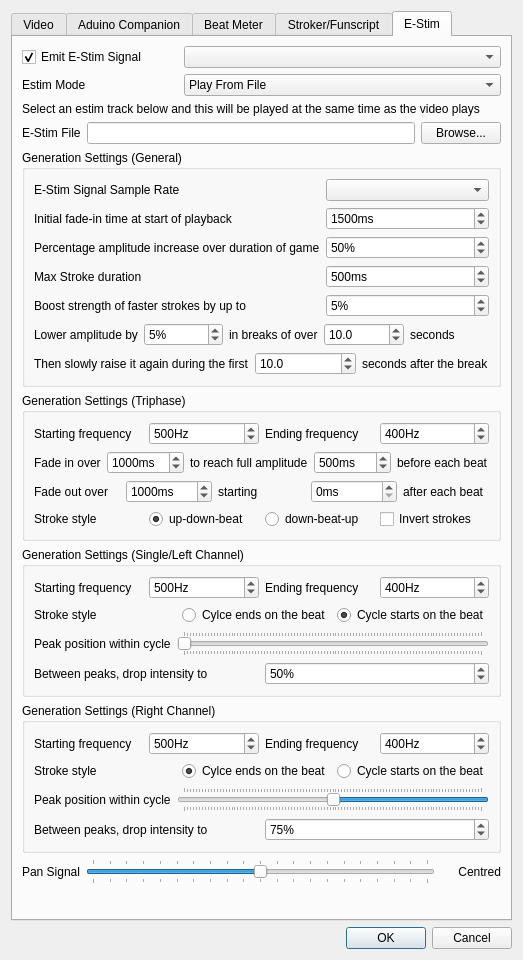
Before: the Qt Designer form optionsdialog.ui in memmaa/cock-heroine, drawn with Qt 5.
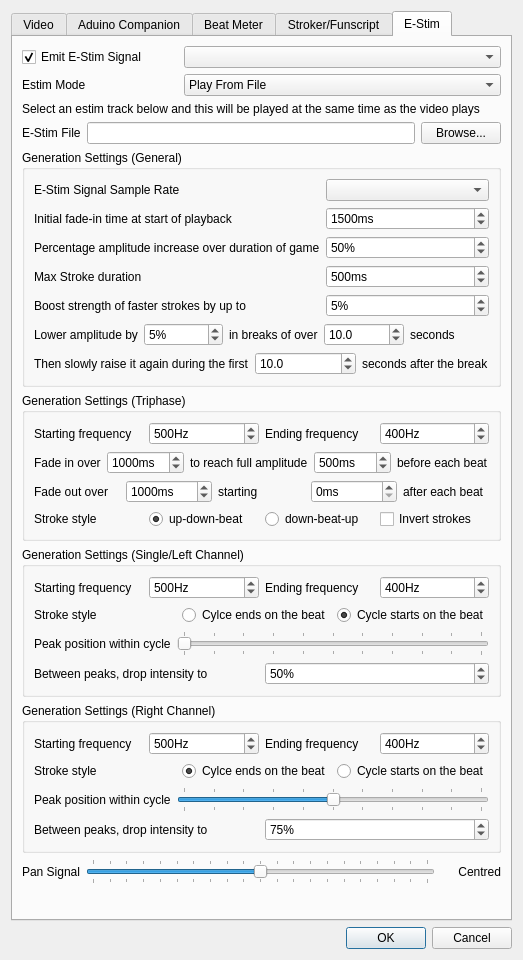
After: the same form once the commit is applied.

Patch:
```diff
--- a/optionsdialog.ui
+++ b/optionsdialog.ui
@@ -889,22 +889,22 @@
               </property>
              </widget>
             </item>
-            <item>
-             <widget class="QRadioButton" name="estimRightChannelCycleStartsOnBeatRadioButton">
-              <property name="toolTip">
-               <string>A full up-and-down stroke is timed so that it finishes on the beat. It will pause at the bottom of the stroke if there is no beat shortly after.</string>
-              </property>
-              <property name="text">
-               <string>Cylce ends on the beat</string>
-              </property>
-              <property name="checked">
-               <bool>true</bool>
-              </property>
-             </widget>
-            </item>
             <item>
              <widget class="QRadioButton" name="estimRightChannelCycleEndsOnBeatRadioButton">
               <property name="toolTip">
+               <string>A full up-and-down stroke is timed so that it finishes on the beat. It will pause at the bottom of the stroke if there is no beat shortly after.</string>
+              </property>
+              <property name="text">
+               <string>Cylce ends on the beat</string>
+              </property>
+              <property name="checked">
+               <bool>true</bool>
+              </property>
+             </widget>
+            </item>
+            <item>
+             <widget class="QRadioButton" name="estimRightChannelCycleStartsOnBeatRadioButton">
+              <property name="toolTip">
                <string>A full down-and-up stroke is timed so that the bottom of the stroke falls on the beat. After the up-stroke, it will pause at the top of the stroke if there is no beat shortly after.</string>
               </property>
               <property name="text">
@@ -1049,12 +1049,12 @@
               <property name="orientation">
                <enum>Qt::Horizontal</enum>
               </property>
-              <property name="invertedAppearance">
-               <bool>true</bool>
-              </property>
               <property name="tickPosition">
                <enum>QSlider::TicksBothSides</enum>
               </property>
+              <property name="tickInterval">
+               <number>10</number>
+              </property>
              </widget>
             </item>
            </layout>
@@ -1744,22 +1744,22 @@
               </property>
              </widget>
             </item>
-            <item>
-             <widget class="QRadioButton" name="estimLeftChannelCycleStartsOnBeatRadioButton">
-              <property name="toolTip">
-               <string>A full up-and-down stroke is timed so that it finishes on the beat. It will pause at the bottom of the stroke if there is no beat shortly after.</string>
-              </property>
-              <property name="text">
-               <string>Cylce ends on the beat</string>
-              </property>
-              <property name="checked">
-               <bool>false</bool>
-              </property>
-             </widget>
-            </item>
             <item>
              <widget class="QRadioButton" name="estimLeftChannelCycleEndsOnBeatRadioButton">
               <property name="toolTip">
+               <string>A full up-and-down stroke is timed so that it finishes on the beat. It will pause at the bottom of the stroke if there is no beat shortly after.</string>
+              </property>
+              <property name="text">
+               <string>Cylce ends on the beat</string>
+              </property>
+              <property name="checked">
+               <bool>false</bool>
+              </property>
+             </widget>
+            </item>
+            <item>
+             <widget class="QRadioButton" name="estimLeftChannelCycleStartsOnBeatRadioButton">
+              <property name="toolTip">
                <string>A full down-and-up stroke is timed so that the bottom of the stroke falls on the beat. After the up-stroke, it will pause at the top of the stroke if there is no beat shortly after.</string>
               </property>
               <property name="text">
@@ -1904,12 +1904,12 @@
               <property name="orientation">
                <enum>Qt::Horizontal</enum>
               </property>
-              <property name="invertedAppearance">
-               <bool>false</bool>
-              </property>
               <property name="tickPosition">
                <enum>QSlider::TicksBothSides</enum>
               </property>
+              <property name="tickInterval">
+               <number>10</number>
+              </property>
              </widget>
             </item>
            </layout>
```
